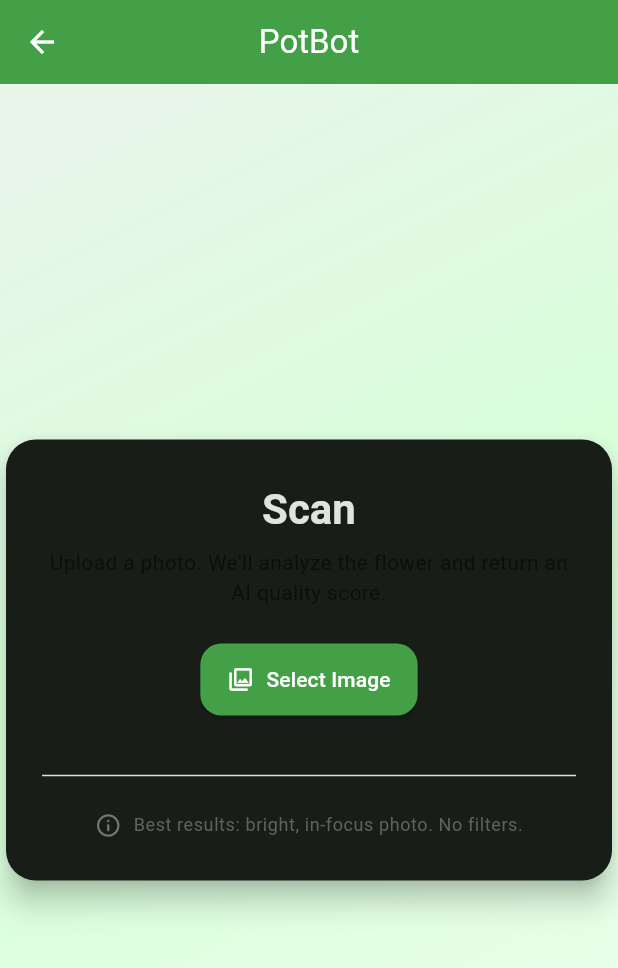
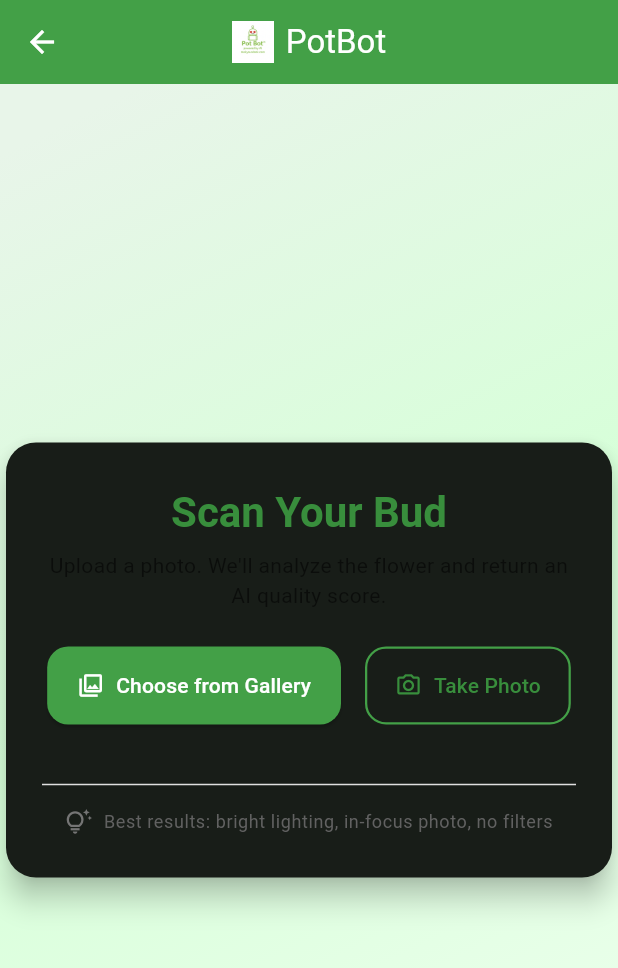
Before and after one commit to dan24tor84/potbot-frontend, a Flutter app: the ScanScreen screen opened by its route, on a phone screen of 412 x 824 dp. Shown: the top 968 px of the screen. Run offline on Flutter 3.47's test engine with Material 3 defaults, Android fonts, the phone set to English and light mode, and no system bars; our stand-ins replace file_picker, image_picker.

Commit message:
Update scan_screen.dart

```diff
--- a/lib/widgets/scan_screen.dart
+++ b/lib/widgets/scan_screen.dart
@@ -1,7 +1,8 @@
-// lib/widgets/scan_screen.dart
 import 'dart:typed_data';
+import 'package:flutter/foundation.dart' show kIsWeb;
 import 'package:flutter/material.dart';
-import 'package:file_picker/file_picker.dart'; // Add to pubspec.yaml
+import 'package:file_picker/file_picker.dart';
+import 'package:image_picker/image_picker.dart';
 import '../services/api_service.dart';
 
 class ScanScreen extends StatefulWidget {
@@ -15,9 +16,12 @@ class ScanScreen extends StatefulWidget {
 class _ScanScreenState extends State<ScanScreen> {
   bool _isAnalyzing = false;
   Uint8List? _selectedImage;
+  String? _imageName;
 
-  Future<void> _pickImage() async {
+  Future<void> _pickImageFromGallery() async {
     try {
+      if (kIsWeb) {
+        // Use file_picker for web
         final result = await FilePicker.platform.pickFiles(
           type: FileType.image,
           allowMultiple: false,
@@ -27,12 +31,66 @@ class _ScanScreenState extends State<ScanScreen> {
         if (result != null && result.files.first.bytes != null) {
           setState(() {
             _selectedImage = result.files.first.bytes!;
+            _imageName = result.files.first.name;
+          });
+        }
+      } else {
+        // Use image_picker for mobile
+        final ImagePicker picker = ImagePicker();
+        final XFile? image = await picker.pickImage(
+          source: ImageSource.gallery,
+          maxWidth: 1920,
+          maxHeight: 1080,
+          imageQuality: 85,
+        );
+
+        if (image != null) {
+          final bytes = await image.readAsBytes();
+          setState(() {
+            _selectedImage = bytes;
+            _imageName = image.name;
+          });
+        }
+      }
+    } catch (e) {
+      if (mounted) {
+        ScaffoldMessenger.of(context).showSnackBar(
+          SnackBar(content: Text('Error picking image: $e')),
+        );
+      }
+    }
+  }
+
+  Future<void> _pickImageFromCamera() async {
+    if (kIsWeb) {
+      // Web doesn't support camera directly, fallback to gallery
+      ScaffoldMessenger.of(context).showSnackBar(
+        const SnackBar(content: Text('Camera not supported on web. Using gallery instead.')),
+      );
+      await _pickImageFromGallery();
+      return;
+    }
+
+    try {
+      final ImagePicker picker = ImagePicker();
+      final XFile? image = await picker.pickImage(
+        source: ImageSource.camera,
+        maxWidth: 1920,
+        maxHeight: 1080,
+        imageQuality: 85,
+      );
+
+      if (image != null) {
+        final bytes = await image.readAsBytes();
+        setState(() {
+          _selectedImage = bytes;
+          _imageName = image.name;
         });
       }
     } catch (e) {
       if (mounted) {
         ScaffoldMessenger.of(context).showSnackBar(
-          SnackBar(content: Text('Error picking image: $e')),
+          SnackBar(content: Text('Error taking photo: $e')),
         );
       }
     }
@@ -44,7 +102,10 @@ class _ScanScreenState extends State<ScanScreen> {
     setState(() => _isAnalyzing = true);
 
     try {
-      final results = await ApiService.analyzeImage(_selectedImage!);
+      final results = await ApiService.analyzeImage(
+        _selectedImage!,
+        filename: _imageName ?? 'upload.jpg',
+      );
 
       if (mounted) {
         Navigator.pushNamed(
@@ -56,7 +117,10 @@ class _ScanScreenState extends State<ScanScreen> {
     } catch (e) {
       if (mounted) {
         ScaffoldMessenger.of(context).showSnackBar(
-          SnackBar(content: Text('Analysis failed: $e')),
+          SnackBar(
+            content: Text('Analysis failed: $e'),
+            backgroundColor: Colors.red,
+          ),
         );
       }
     } finally {
@@ -64,6 +128,13 @@ class _ScanScreenState extends State<ScanScreen> {
         setState(() => _isAnalyzing = false);
       }
     }
+  }
+
+  void _clearImage() {
+    setState(() {
+      _selectedImage = null;
+      _imageName = null;
+    });
   }
 
   @override
@@ -82,7 +153,18 @@ class _ScanScreenState extends State<ScanScreen> {
       child: Scaffold(
         backgroundColor: Colors.transparent,
         appBar: AppBar(
-          title: const Text('PotBot'),
+          title: Row(
+            mainAxisSize: MainAxisSize.min,
+            children: [
+              Image.asset(
+                'assets/images/potbot_logo-512x512.png',
+                height: 28,
+                errorBuilder: (_, __, ___) => const Icon(Icons.eco),
+              ),
+              const SizedBox(width: 8),
+              const Text('PotBot'),
+            ],
+          ),
           centerTitle: true,
           elevation: 0,
           backgroundColor: Colors.green.shade600,
@@ -99,13 +181,18 @@ class _ScanScreenState extends State<ScanScreen> {
                 child: Column(
                   mainAxisSize: MainAxisSize.min,
                   children: [
-                    Text('Scan',
+                    Text(
+                      'Scan Your Bud',
                       style: theme.textTheme.headlineMedium?.copyWith(
                         fontWeight: FontWeight.w700,
-                        )),
+                        color: Colors.green.shade700,
+                      ),
+                    ),
                     const SizedBox(height: 8),
                     Text(
-                      'Upload a photo. We\'ll analyze the flower and return an AI quality score.',
+                      _selectedImage == null
+                          ? 'Upload a photo. We\'ll analyze the flower and return an AI quality score.'
+                          : 'Image selected! Click analyze to get your quality score.',
                       textAlign: TextAlign.center,
                       style: theme.textTheme.bodyMedium?.copyWith(color: Colors.black54),
                     ),
@@ -113,19 +200,44 @@ class _ScanScreenState extends State<ScanScreen> {
 
                     // Image preview
                     if (_selectedImage != null) ...[
-                      ClipRRect(
+                      Container(
+                        decoration: BoxDecoration(
+                          borderRadius: BorderRadius.circular(12),
+                          boxShadow: [
+                            BoxShadow(
+                              color: Colors.black.withOpacity(0.1),
+                              blurRadius: 8,
+                              offset: const Offset(0, 4),
+                            ),
+                          ],
+                        ),
+                        child: ClipRRect(
                           borderRadius: BorderRadius.circular(12),
                           child: Image.memory(
                             _selectedImage!,
-                          height: 200,
+                            height: 250,
                             width: double.infinity,
                             fit: BoxFit.cover,
+                          ),
+                        ),
+                      ),
+                      const SizedBox(height: 12),
+
+                      // Clear button
+                      TextButton.icon(
+                        onPressed: _isAnalyzing ? null : _clearImage,
+                        icon: const Icon(Icons.clear),
+                        label: const Text('Clear Image'),
+                        style: TextButton.styleFrom(
+                          foregroundColor: Colors.red.shade600,
                         ),
                       ),
                       const SizedBox(height: 16),
                     ],
 
-                    // Buttons
+                    // Action buttons
+                    if (_selectedImage == null) ...[
+                      // Image selection buttons
                       Wrap(
                         spacing: 16,
                         runSpacing: 12,
@@ -134,20 +246,37 @@ class _ScanScreenState extends State<ScanScreen> {
                           ElevatedButton.icon(
                             icon: const Icon(Icons.photo_library_outlined),
                             style: ElevatedButton.styleFrom(
-                            padding: const EdgeInsets.symmetric(horizontal: 18, vertical: 14),
+                              padding: const EdgeInsets.symmetric(horizontal: 20, vertical: 16),
                               backgroundColor: Colors.green.shade600,
                               foregroundColor: Colors.white,
                               shape: RoundedRectangleBorder(borderRadius: BorderRadius.circular(14)),
                             ),
-                          onPressed: _isAnalyzing ? null : _pickImage,
-                          label: const Text('Select Image'),
+                            onPressed: _pickImageFromGallery,
+                            label: const Text('Choose from Gallery'),
                           ),
-                        if (_selectedImage != null)
-                          ElevatedButton.icon(
+                          if (!kIsWeb)
+                            OutlinedButton.icon(
+                              icon: const Icon(Icons.photo_camera_outlined),
+                              style: OutlinedButton.styleFrom(
+                                padding: const EdgeInsets.symmetric(horizontal: 20, vertical: 16),
+                                side: BorderSide(color: Colors.green.shade600, width: 1.5),
+                                shape: RoundedRectangleBorder(borderRadius: BorderRadius.circular(14)),
+                                foregroundColor: Colors.green.shade700,
+                              ),
+                              onPressed: _pickImageFromCamera,
+                              label: const Text('Take Photo'),
+                            ),
+                        ],
+                      ),
+                    ] else ...[
+                      // Analysis button
+                      SizedBox(
+                        width: double.infinity,
+                        child: ElevatedButton.icon(
                           icon: _isAnalyzing
                               ? const SizedBox(
-                                  width: 16,
-                                  height: 16,
+                                  width: 20,
+                                  height: 20,
                                   child: CircularProgressIndicator(
                                     strokeWidth: 2,
                                     valueColor: AlwaysStoppedAnimation<Color>(Colors.white),
@@ -155,29 +284,32 @@ class _ScanScreenState extends State<ScanScreen> {
                                 )
                               : const Icon(Icons.analytics_outlined),
                           style: ElevatedButton.styleFrom(
-                              padding: const EdgeInsets.symmetric(horizontal: 18, vertical: 14),
+                            padding: const EdgeInsets.symmetric(vertical: 18),
                             backgroundColor: Colors.orange.shade600,
                             foregroundColor: Colors.white,
                             shape: RoundedRectangleBorder(borderRadius: BorderRadius.circular(14)),
                           ),
                           onPressed: _isAnalyzing ? null : _analyzeImage,
-                            label: Text(_isAnalyzing ? 'Analyzing...' : 'Analyze'),
+                          label: Text(
+                            _isAnalyzing ? 'Analyzing...' : 'Analyze Quality',
+                            style: const TextStyle(fontSize: 16, fontWeight: FontWeight.w600),
+                          ),
+                        ),
                       ),
                     ],
-                    ),
 
                     const SizedBox(height: 24),
                     Divider(color: Colors.grey.shade300, height: 32),
-                    const SizedBox(height: 8),
 
+                    // Tips
                     Row(
                       mainAxisAlignment: MainAxisAlignment.center,
                       children: [
-                        Icon(Icons.info_outline, size: 18, color: Colors.grey.shade600),
+                        Icon(Icons.tips_and_updates_outlined, size: 18, color: Colors.grey.shade600),
                         const SizedBox(width: 8),
                         Flexible(
                           child: Text(
-                            'Best results: bright, in-focus photo. No filters.',
+                            'Best results: bright lighting, in-focus photo, no filters',
                             style: theme.textTheme.bodySmall?.copyWith(color: Colors.grey.shade700),
                             textAlign: TextAlign.center,
                           ),
```
Lines whose indentation alone changed are shown as unchanged.
